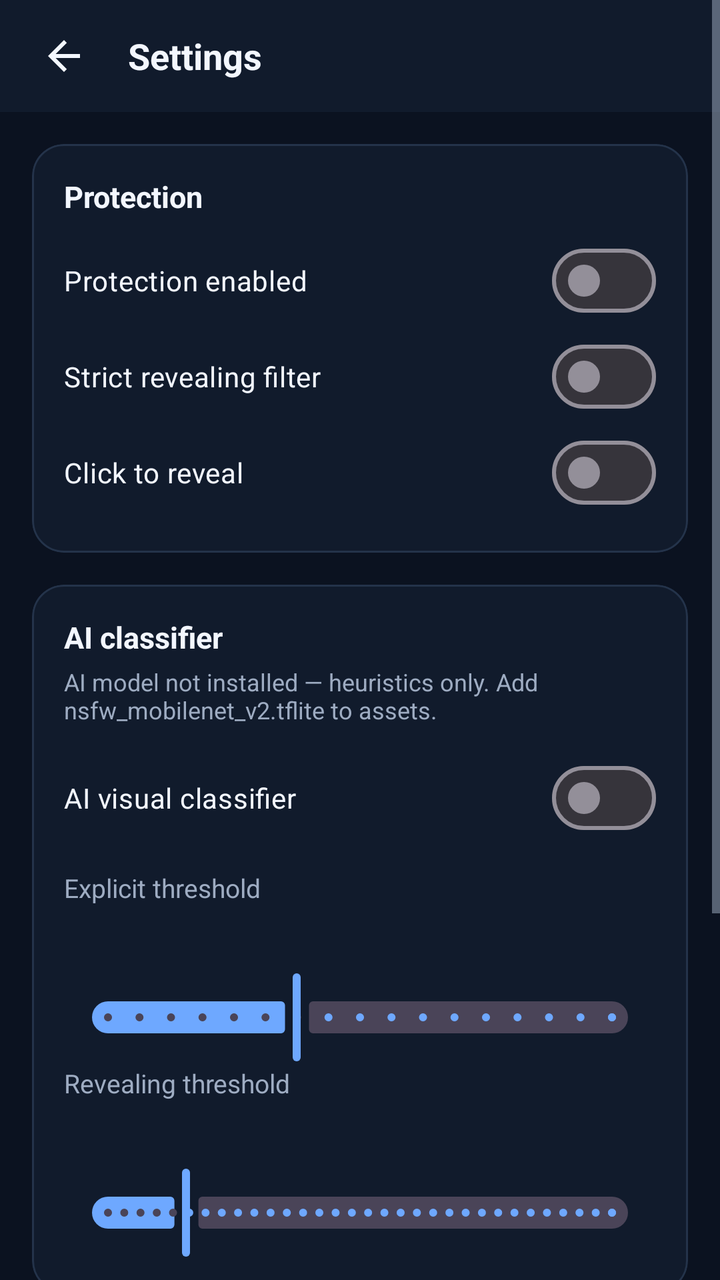
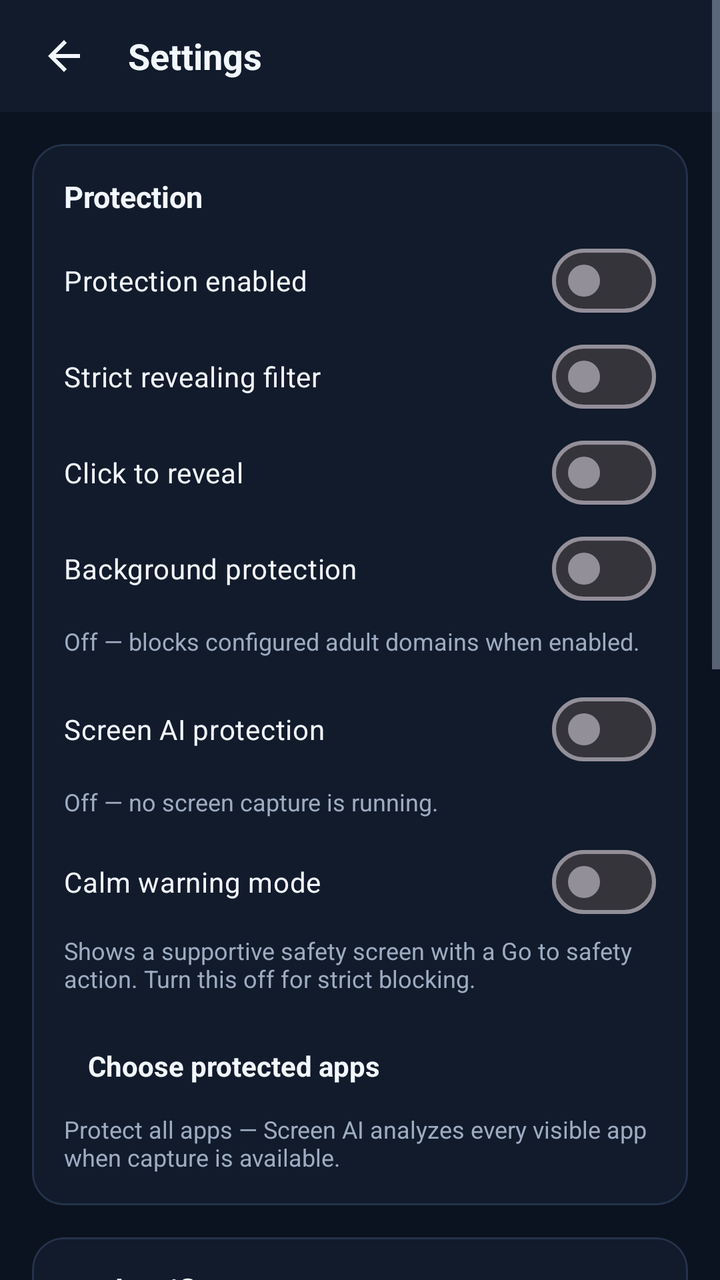

Screens rendered from an Android XML layout before and after an edit, with the pre-edit source and the edit as a unified diff.
<!-- AndroidManifest.xml: application theme Theme.SafeView -->
<!-- res/layout/activity_settings.xml -->
<?xml version="1.0" encoding="utf-8"?>
<ScrollView xmlns:android="http://schemas.android.com/apk/res/android"
    xmlns:app="http://schemas.android.com/apk/res-auto"
    android:layout_width="match_parent"
    android:layout_height="match_parent"
    android:background="@color/sv_bg"
    android:fillViewport="true">

    <LinearLayout
        android:layout_width="match_parent"
        android:layout_height="wrap_content"
        android:orientation="vertical"
        android:paddingBottom="32dp">

        
        <LinearLayout
            android:layout_width="match_parent"
            android:layout_height="56dp"
            android:orientation="horizontal"
            android:gravity="center_vertical"
            android:paddingHorizontal="8dp"
            android:background="@color/sv_toolbar">

            <ImageButton
                android:id="@+id/btnBackSettings"
                android:layout_width="48dp"
                android:layout_height="48dp"
                android:src="@drawable/ic_arrow_back"
                android:background="?attr/selectableItemBackgroundBorderless"
                android:contentDescription="@string/back" />

            <TextView
                android:layout_width="0dp"
                android:layout_height="wrap_content"
                android:layout_weight="1"
                android:text="@string/settings"
                android:textColor="@color/sv_text"
                android:textSize="18sp"
                android:textStyle="bold"
                android:paddingStart="8dp" />
        </LinearLayout>

        
        <com.google.android.material.card.MaterialCardView
            android:layout_width="match_parent"
            android:layout_height="wrap_content"
            android:layout_margin="16dp"
            app:cardBackgroundColor="@color/sv_card"
            app:cardCornerRadius="16dp"
            app:strokeColor="@color/sv_line"
            app:strokeWidth="1dp">

            <LinearLayout
                android:layout_width="match_parent"
                android:layout_height="wrap_content"
                android:orientation="vertical"
                android:padding="16dp">

                <TextView
                    android:layout_width="match_parent"
                    android:layout_height="wrap_content"
                    android:text="Protection"
                    android:textColor="@color/sv_text"
                    android:textSize="15sp"
                    android:textStyle="bold"
                    android:paddingBottom="8dp" />

                <com.google.android.material.materialswitch.MaterialSwitch
                    android:id="@+id/switchEnabled"
                    android:layout_width="match_parent"
                    android:layout_height="wrap_content"
                    android:text="@string/protection_enabled"
                    android:textColor="@color/sv_text" />

                <com.google.android.material.materialswitch.MaterialSwitch
                    android:id="@+id/switchStrict"
                    android:layout_width="match_parent"
                    android:layout_height="wrap_content"
                    android:text="@string/strict_mode"
                    android:textColor="@color/sv_text" />

                <com.google.android.material.materialswitch.MaterialSwitch
                    android:id="@+id/switchReveal"
                    android:layout_width="match_parent"
                    android:layout_height="wrap_content"
                    android:text="@string/click_to_reveal"
                    android:textColor="@color/sv_text" />
            </LinearLayout>
        </com.google.android.material.card.MaterialCardView>

        
        <com.google.android.material.card.MaterialCardView
            android:layout_width="match_parent"
            android:layout_height="wrap_content"
            android:layout_marginHorizontal="16dp"
            android:layout_marginBottom="16dp"
            app:cardBackgroundColor="@color/sv_card"
            app:cardCornerRadius="16dp"
            app:strokeColor="@color/sv_line"
            app:strokeWidth="1dp">

            <LinearLayout
                android:layout_width="match_parent"
                android:layout_height="wrap_content"
                android:orientation="vertical"
                android:padding="16dp">

                <TextView
                    android:layout_width="match_parent"
                    android:layout_height="wrap_content"
                    android:text="AI classifier"
                    android:textColor="@color/sv_text"
                    android:textSize="15sp"
                    android:textStyle="bold"
                    android:paddingBottom="4dp" />

                <TextView
                    android:id="@+id/aiStatus"
                    android:layout_width="match_parent"
                    android:layout_height="wrap_content"
                    android:text="@string/ai_status_missing"
                    android:textColor="@color/sv_muted"
                    android:textSize="12sp"
                    android:paddingBottom="12dp" />

                <com.google.android.material.materialswitch.MaterialSwitch
                    android:id="@+id/switchAi"
                    android:layout_width="match_parent"
                    android:layout_height="wrap_content"
                    android:text="@string/ai_classifier"
                    android:textColor="@color/sv_text" />

                <TextView
                    android:layout_width="match_parent"
                    android:layout_height="wrap_content"
                    android:text="Explicit threshold"
                    android:textColor="@color/sv_muted"
                    android:textSize="13sp"
                    android:paddingTop="12dp" />

                <com.google.android.material.slider.Slider
                    android:id="@+id/sliderExplicit"
                    android:layout_width="match_parent"
                    android:layout_height="wrap_content"
                    android:valueFrom="0.10"
                    android:valueTo="0.90"
                    android:stepSize="0.05"
                    android:value="0.40"
                    app:labelBehavior="withinBounds" />

                <TextView
                    android:layout_width="match_parent"
                    android:layout_height="wrap_content"
                    android:text="Revealing threshold"
                    android:textColor="@color/sv_muted"
                    android:textSize="13sp" />

                <com.google.android.material.slider.Slider
                    android:id="@+id/sliderRevealing"
                    android:layout_width="match_parent"
                    android:layout_height="wrap_content"
                    android:valueFrom="0.05"
                    android:valueTo="0.50"
                    android:stepSize="0.01"
                    android:value="0.12"
                    app:labelBehavior="withinBounds" />
            </LinearLayout>
        </com.google.android.material.card.MaterialCardView>

        
        <com.google.android.material.card.MaterialCardView
            android:layout_width="match_parent"
            android:layout_height="wrap_content"
            android:layout_marginHorizontal="16dp"
            android:layout_marginBottom="16dp"
            app:cardBackgroundColor="@color/sv_card"
            app:cardCornerRadius="16dp"
            app:strokeColor="@color/sv_line"
            app:strokeWidth="1dp">

            <LinearLayout
                android:layout_width="match_parent"
                android:layout_height="wrap_content"
                android:orientation="vertical"
                android:padding="16dp">

                <TextView
                    android:layout_width="match_parent"
                    android:layout_height="wrap_content"
                    android:text="@string/display_mode"
                    android:textColor="@color/sv_text"
                    android:textSize="15sp"
                    android:textStyle="bold"
                    android:paddingBottom="8dp" />

                <RadioGroup
                    android:id="@+id/radioDisplay"
                    android:layout_width="match_parent"
                    android:layout_height="wrap_content">

                    <RadioButton
                        android:id="@+id/radioBlur"
                        android:layout_width="match_parent"
                        android:layout_height="wrap_content"
                        android:text="@string/display_blur"
                        android:textColor="@color/sv_text"
                        android:checked="true" />

                    <RadioButton
                        android:id="@+id/radioPlaceholder"
                        android:layout_width="match_parent"
                        android:layout_height="wrap_content"
                        android:text="@string/display_placeholder"
                        android:textColor="@color/sv_text" />
                </RadioGroup>
            </LinearLayout>
        </com.google.android.material.card.MaterialCardView>

        <TextView
            android:layout_width="match_parent"
            android:layout_height="wrap_content"
            android:layout_marginHorizontal="24dp"
            android:text="@string/privacy_note"
            android:textColor="@color/sv_muted"
            android:textSize="12sp"
            android:gravity="center" />
    </LinearLayout>
</ScrollView>
<!-- resources referenced by this layout -->
<resources>
  <color name="sv_bg">#0B1220</color>
  <color name="sv_card">#111B2C</color>
  <color name="sv_line">#24334A</color>
  <color name="sv_muted">#9EACC2</color>
  <color name="sv_text">#F3F7FF</color>
  <color name="sv_toolbar">#111B2C</color>
  <!-- drawable ic_arrow_back (drawable) -->
  <?xml version="1.0" encoding="utf-8"?>
  <vector xmlns:android="http://schemas.android.com/apk/res/android"
      android:width="24dp" android:height="24dp"
      android:viewportWidth="24" android:viewportHeight="24"
      android:tint="@color/sv_text">
      <path android:fillColor="@android:color/white"
          android:pathData="M20,11H7.83l5.59,-5.59L12,4l-8,8 8,8 1.41,-1.41L7.83,13H20v-2z"/>
  </vector>
  <string name="ai_classifier">AI visual classifier</string>
  <string name="ai_status_missing">AI model not installed — heuristics only. Add nsfw_mobilenet_v2.tflite to assets.</string>
  <string name="back">Back</string>
  <string name="click_to_reveal">Click to reveal</string>
  <string name="display_blur">Blur</string>
  <string name="display_mode">Blocked media style</string>
  <string name="display_placeholder">Placeholder</string>
  <string name="privacy_note">All classification runs on your device. No images are uploaded to third-party servers.</string>
  <string name="protection_enabled">Protection enabled</string>
  <string name="settings">Settings</string>
  <string name="strict_mode">Strict revealing filter</string>
  <style name="Theme.SafeView" parent="Theme.Material3.Dark.NoActionBar">
          <item name="colorPrimary">@color/sv_accent</item>
          <item name="colorPrimaryDark">@color/sv_accent_dark</item>
          <item name="colorAccent">@color/sv_accent</item>
          <item name="android:statusBarColor">@color/sv_bg</item>
          <item name="android:navigationBarColor">@color/sv_bg</item>
          <item name="android:windowBackground">@color/sv_bg</item>
          <item name="android:colorBackground">@color/sv_bg</item>
          <item name="colorSurface">@color/sv_card</item>
          <item name="colorOnSurface">@color/sv_text</item>
          <item name="android:textColorPrimary">@color/sv_text</item>
          <item name="android:textColorSecondary">@color/sv_muted</item>
      </style>
  <color name="sv_accent">#6EA8FF</color>
  <color name="sv_accent_dark">#4D8EF5</color>
</resources>

<!-- the commit's change to res/layout/activity_settings.xml (unified diff, before → after) -->
@@ -85,6 +85,77 @@
                     android:layout_height="wrap_content"
                     android:text="@string/click_to_reveal"
                     android:textColor="@color/sv_text" />
+
+                <com.google.android.material.materialswitch.MaterialSwitch
+                    android:id="@+id/switchBackground"
+                    android:layout_width="match_parent"
+                    android:layout_height="wrap_content"
+                    android:text="@string/background_protection"
+                    android:textColor="@color/sv_text" />
+
+                <TextView
+                    android:id="@+id/backgroundStatus"
+                    android:layout_width="match_parent"
+                    android:layout_height="wrap_content"
+                    android:text="@string/background_status_off"
+                    android:textColor="@color/sv_muted"
+                    android:textSize="12sp"
+                    android:paddingTop="4dp" />
+
+                <com.google.android.material.materialswitch.MaterialSwitch
+                    android:id="@+id/switchScreenAi"
+                    android:layout_width="match_parent"
+                    android:layout_height="wrap_content"
+                    android:layout_marginTop="12dp"
+                    android:text="@string/screen_ai_protection"
+                    android:textColor="@color/sv_text" />
+
+                <TextView
+                    android:id="@+id/screenAiStatus"
+                    android:layout_width="match_parent"
+                    android:layout_height="wrap_content"
+                    android:text="@string/screen_ai_status_off"
+                    android:textColor="@color/sv_muted"
+                    android:textSize="12sp"
+                    android:paddingTop="4dp" />
+
+                <com.google.android.material.materialswitch.MaterialSwitch
+                    android:id="@+id/switchScreenAiWarning"
+                    android:layout_width="match_parent"
+                    android:layout_height="wrap_content"
+                    android:layout_marginTop="8dp"
+                    android:text="@string/screen_ai_warning_mode"
+                    android:textColor="@color/sv_text" />
+
+                <TextView
+                    android:layout_width="match_parent"
+                    android:layout_height="wrap_content"
+                    android:text="@string/screen_ai_warning_summary"
+                    android:textColor="@color/sv_muted"
+                    android:textSize="12sp"
+                    android:paddingTop="2dp" />
+
+                <TextView
+                    android:id="@+id/appRulesButton"
+                    android:layout_width="match_parent"
+                    android:layout_height="wrap_content"
+                    android:layout_marginTop="14dp"
+                    android:background="?attr/selectableItemBackground"
+                    android:clickable="true"
+                    android:focusable="true"
+                    android:padding="12dp"
+                    android:text="@string/app_rules_button"
+                    android:textColor="@color/sv_text"
+                    android:textStyle="bold" />
+
+                <TextView
+                    android:id="@+id/appRulesSummary"
+                    android:layout_width="match_parent"
+                    android:layout_height="wrap_content"
+                    android:text="@string/app_rules_none"
+                    android:textColor="@color/sv_muted"
+                    android:textSize="12sp"
+                    android:paddingTop="2dp" />
             </LinearLayout>
         </com.google.android.material.card.MaterialCardView>
 
<!-- resource entries referenced after the edit -->
@@ -17,13 +17,21 @@
   </vector>
   <string name="ai_classifier">AI visual classifier</string>
   <string name="ai_status_missing">AI model not installed — heuristics only. Add nsfw_mobilenet_v2.tflite to assets.</string>
+  <string name="app_rules_button">Choose protected apps</string>
+  <string name="app_rules_none">Protect all apps — Screen AI analyzes every visible app when capture is available.</string>
   <string name="back">Back</string>
+  <string name="background_protection">Background protection</string>
+  <string name="background_status_off">Off — blocks configured adult domains when enabled.</string>
   <string name="click_to_reveal">Click to reveal</string>
   <string name="display_blur">Blur</string>
   <string name="display_mode">Blocked media style</string>
   <string name="display_placeholder">Placeholder</string>
   <string name="privacy_note">All classification runs on your device. No images are uploaded to third-party servers.</string>
   <string name="protection_enabled">Protection enabled</string>
+  <string name="screen_ai_protection">Screen AI protection</string>
+  <string name="screen_ai_status_off">Off — no screen capture is running.</string>
+  <string name="screen_ai_warning_mode">Calm warning mode</string>
+  <string name="screen_ai_warning_summary">Shows a supportive safety screen with a Go to safety action. Turn this off for strict blocking.</string>
   <string name="settings">Settings</string>
   <string name="strict_mode">Strict revealing filter</string>
   <style name="Theme.SafeView" parent="Theme.Material3.Dark.NoActionBar">
